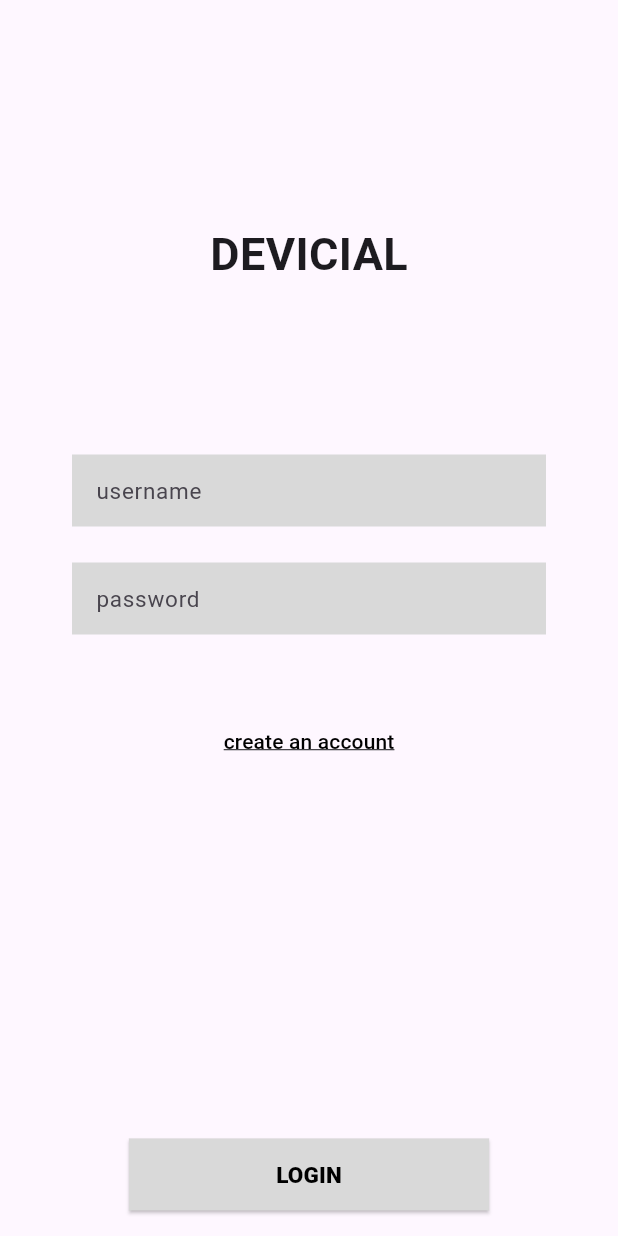
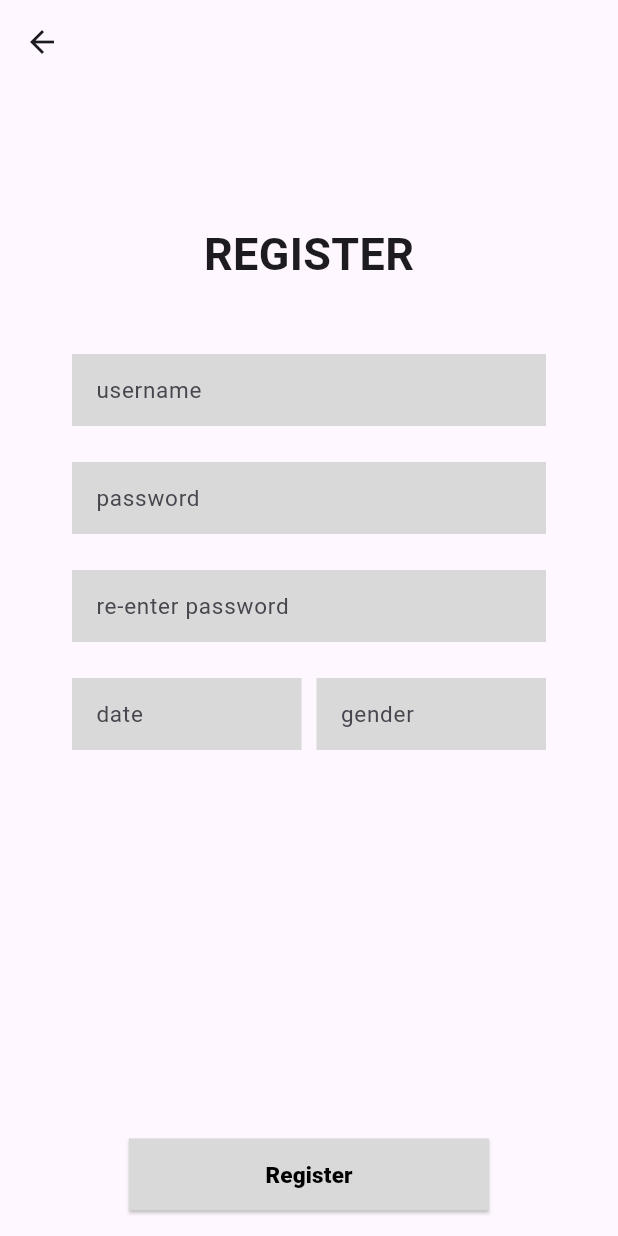
Before and after one commit to Siripongapr/devicial_mobile, a Flutter app: the screen it shows after launch, after a tap on "create an account", on a phone screen of 412 x 824 dp. Run offline on Flutter 3.47's test engine with Material 3 defaults, Android fonts, the phone set to English and light mode, and no system bars.

Commit message:
feat: create register page with dialog

```diff
--- a/lib/materials/widget/text_button_widget.dart
+++ b/lib/materials/widget/text_button_widget.dart
@@ -2,8 +2,10 @@ import 'package:devicial_mobile/materials/color.dart';
 import 'package:flutter/material.dart';
 
 class TextButtonWidget extends StatelessWidget {
-  const TextButtonWidget({super.key, required this.onPressed});
+  const TextButtonWidget(
+      {super.key, required this.onPressed, this.text = 'default'});
   final void Function()? onPressed;
+  final String text;
   @override
   Widget build(BuildContext context) {
     return TextButton(
@@ -20,9 +22,9 @@ class TextButtonWidget extends StatelessWidget {
           },
         ),
       ),
-      child: const Text(
-        'create an account',
-        style: TextStyle(
+      child: Text(
+        text,
+        style: const TextStyle(
           color: ThemeColor.fontBlack,
           decoration: TextDecoration.underline,
         ),
--- a/lib/materials/widget/textfield_widget.dart
+++ b/lib/materials/widget/textfield_widget.dart
@@ -28,6 +28,8 @@ class TextFormFieldWidget extends StatelessWidget {
           EdgeInsets.only(top: top, bottom: bottom, left: left, right: right),
       child: SizedBox(
         height: 48,
+        child: Container(
+          width: MediaQuery.of(context).size.width - left - right,
           child: TextField(
             obscureText: false,
             controller: controller,
@@ -52,6 +54,7 @@ class TextFormFieldWidget extends StatelessWidget {
             ),
           ),
         ),
+      ),
     );
   }
 }
--- a/lib/router.dart
+++ b/lib/router.dart
@@ -1,4 +1,5 @@
 import 'package:devicial_mobile/screen/login/login_page.dart';
+import 'package:devicial_mobile/screen/login/register_page.dart';
 import 'package:flutter/material.dart';
 
 class RouterScreen {
@@ -8,6 +9,11 @@ class RouterScreen {
         return MaterialPageRoute(
             settings: const RouteSettings(name: '/login'),
             builder: (_) => LoginPage());
+      case '/register':
+        return MaterialPageRoute(
+            settings: const RouteSettings(name: '/register'),
+            builder: (_) => RegisterPage());
+
       // case '/register':
       //   return MaterialPageRoute(
       //       settings: const RouteSettings(name: '/register'),
--- a/lib/screen/login/login_page.dart
+++ b/lib/screen/login/login_page.dart
@@ -61,7 +61,9 @@ class _LoginPageState extends State<LoginPage> {
                     child: TextButtonWidget(
                       onPressed: () {
                         print('pressed');
+                        Navigator.pushNamed(context, '/register');
                       },
+                      text: 'create an account',
                     )),
                 ButtonWidget(
                   text: 'LOGIN',
--- a/lib/screen/login/register_page.dart
+++ b/lib/screen/login/register_page.dart
@@ -0,0 +1,146 @@
+import 'package:devicial_mobile/materials/color.dart';
+import 'package:devicial_mobile/materials/widget/button_widget.dart';
+import 'package:devicial_mobile/materials/widget/dialog_widget.dart';
+import 'package:devicial_mobile/materials/widget/text_button_widget.dart';
+import 'package:devicial_mobile/materials/widget/textfield_widget.dart';
+import 'package:flutter/material.dart';
+
+class RegisterPage extends StatefulWidget {
+  const RegisterPage({super.key});
+
+  @override
+  State<RegisterPage> createState() => _RegisterPageState();
+}
+
+class _RegisterPageState extends State<RegisterPage> {
+  final TextEditingController login = TextEditingController();
+  bool validate = false;
+  PaddingValue hzt = PaddingValue(t: 0, b: 0, l: 48, r: 48);
+  PaddingValue btTf = PaddingValue(t: 0, b: 24, l: 0, r: 0);
+
+  void showCustomDialog(BuildContext context) {
+    showDialog<void>(
+      barrierDismissible: false,
+      context: context,
+      builder: (BuildContext context) {
+        return DialogBox(
+          child: Container(
+            height: 288,
+            child: Center(
+              child: Column(
+                mainAxisAlignment: MainAxisAlignment.center,
+                crossAxisAlignment: CrossAxisAlignment.center,
+                children: [
+                  Text(
+                    'REGISTER SUCCESSFULLY',
+                    textAlign: TextAlign.center,
+                    style: TextStyle(fontSize: 30, fontWeight: FontWeight.w700),
+                  ),
+                  TextButtonWidget(
+                    onPressed: () {
+                      Navigator.of(context)
+                          .pushNamedAndRemoveUntil('/login', (route) => false);
+                    },
+                    text: 'back to login',
+                  )
+                ],
+              ),
+            ),
+          ),
+        );
+      },
+    );
+  }
+
+  @override
+  Widget build(BuildContext context) {
+    return Scaffold(
+      appBar: AppBar(),
+      extendBodyBehindAppBar: true, // set app
+      body: SingleChildScrollView(
+        child: Center(
+          child: Padding(
+            padding: const EdgeInsets.only(top: 148),
+            child: Column(
+              children: [
+                const Text(
+                  'REGISTER',
+                  style: TextStyle(fontSize: 30, fontWeight: FontWeight.w600),
+                ),
+                TextFormFieldWidget(
+                  controller: login,
+                  top: 45,
+                  bottom: btTf.b,
+                  left: hzt.l,
+                  right: hzt.r,
+                  hintText: 'username',
+                ),
+                TextFormFieldWidget(
+                  controller: login,
+                  bottom: btTf.b,
+                  left: hzt.l,
+                  right: hzt.r,
+                  hintText: 'password',
+                ),
+                TextFormFieldWidget(
+                  controller: login,
+                  bottom: btTf.b,
+                  left: hzt.l,
+                  right: hzt.r,
+                  hintText: 're-enter password',
+                ),
+                Row(
+                  children: [
+                    Flexible(
+                      child: TextFormFieldWidget(
+                        controller: login,
+                        left: hzt.l,
+                        hintText: 'date',
+                      ),
+                    ),
+                    const SizedBox(
+                      width: 10,
+                    ),
+                    Flexible(
+                      child: TextFormFieldWidget(
+                        controller: login,
+                        right: hzt.r,
+                        hintText: 'gender',
+                      ),
+                    ),
+                  ],
+                ),
+                ButtonWidget(
+                  top: 259,
+                  text: 'Register',
+                  onPressed: () {
+                    print(validate);
+                    setState(() {
+                      validate = !validate;
+                    });
+                    showCustomDialog(context);
+                  },
+                  left: 86,
+                  right: 86,
+                )
+              ],
+            ),
+          ),
+        ),
+      ),
+    );
+  }
+}
+
+class PaddingValue {
+  double t;
+  double b;
+  double l;
+  double r;
+  PaddingValue({
+    required this.t,
+    required this.b,
+    required this.l,
+    required this.r,
+  });
+}
```
Also changed, not shown: lib/materials/widget/dialog_widget.dart (added, +34 -0 lines). Lines whose indentation alone changed are shown as unchanged.
